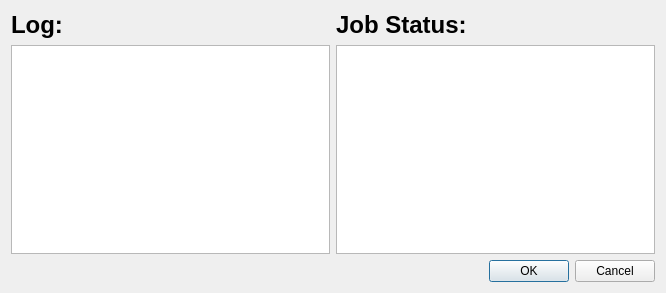
Before: the Qt Designer form JP/email_read/dialog_jobAPP.ui in BalzaniEdoardo/PGAM, drawn with Qt 5.
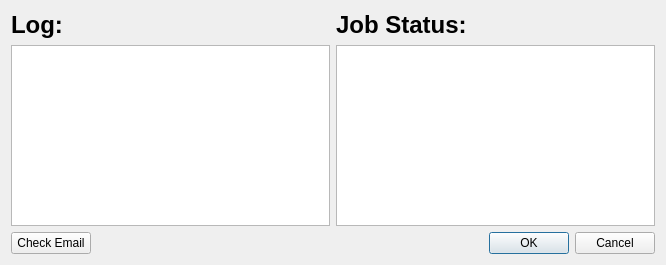
After: the same form once the commit is applied.

Commit message: push button set

The edit to the form file:
```diff
--- a/JP/email_read/dialog_jobAPP.ui
+++ b/JP/email_read/dialog_jobAPP.ui
@@ -7,7 +7,7 @@
     <x>0</x>
     <y>0</y>
     <width>666</width>
-    <height>293</height>
+    <height>265</height>
    </rect>
   </property>
   <property name="windowTitle">
@@ -84,6 +84,16 @@
      </item>
      <item>
       <layout class="QHBoxLayout" name="horizontalLayout_2">
+       <item>
+        <widget class="QPushButton" name="pushButton_email">
+         <property name="text">
+          <string>Check Email</string>
+         </property>
+         <property name="shortcut">
+          <string>Ctrl+S</string>
+         </property>
+        </widget>
+       </item>
        <item>
         <spacer name="horizontalSpacer">
          <property name="orientation">
```
The commit also changes 2 other files.
